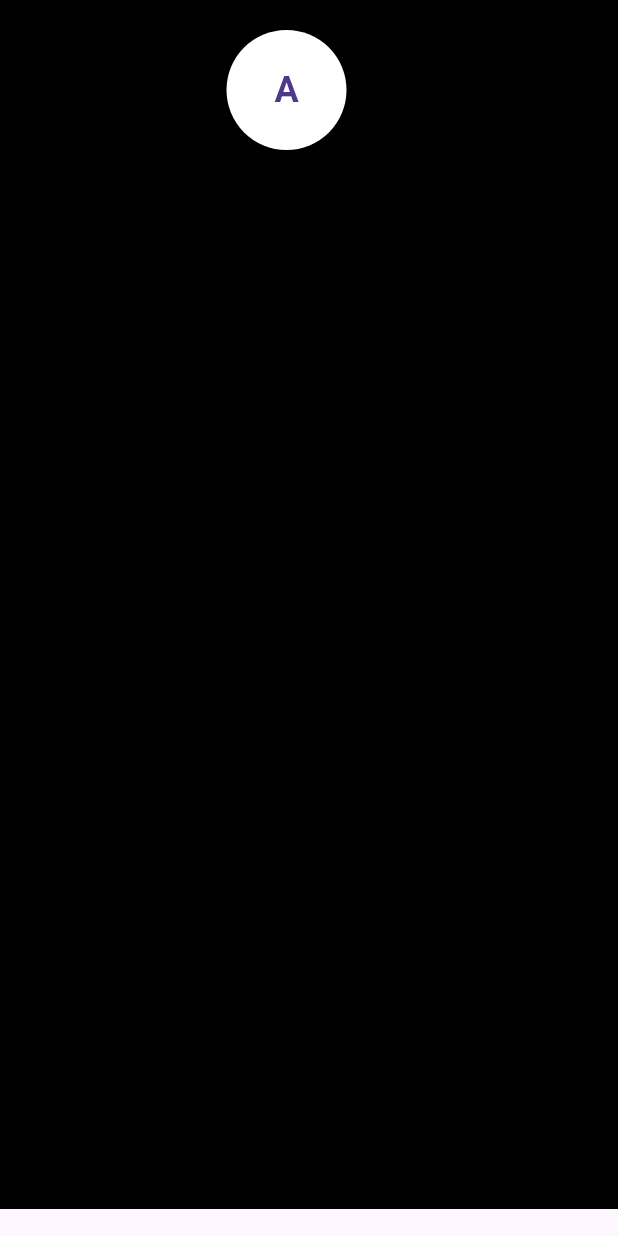
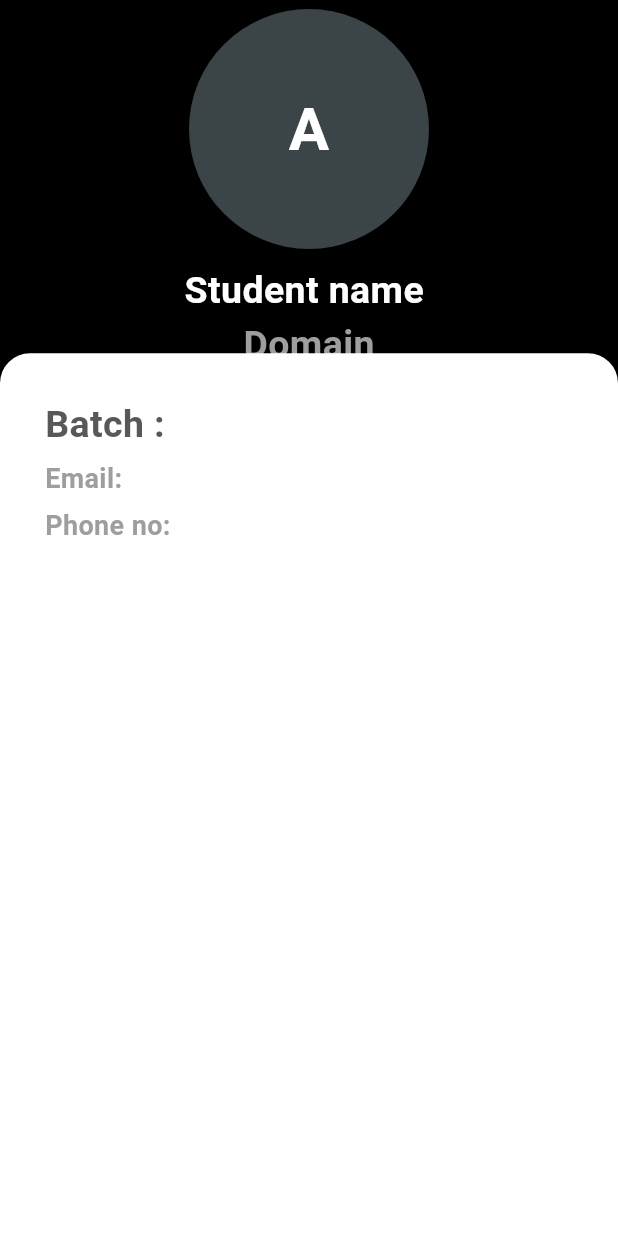
Before and after one commit to adwaith005/manifestapp, a Flutter app: the ProfileScreen screen opened directly, on a phone screen of 412 x 824 dp. Run offline on Flutter 3.47's test engine with Material 3 defaults, Android fonts, the phone set to English and light mode, and no system bars; our stand-ins replace cloud_firestore, convex_bottom_bar, firebase_core, google_fonts, hive, hive_flutter; accounts and stored records are empty.

Commit message:
third upload

```diff
--- /dev/null
+++ b/devtools_options.yaml
@@ -0,0 +1 @@
+extensions:
--- a/lib/Admin/adminprofile.dart
+++ b/lib/Admin/adminprofile.dart
@@ -62,13 +62,12 @@ class _AdminprofileState extends State<Adminprofile> {
           actions: <Widget>[
             TextButton(
               onPressed: () {
-                Navigator.of(context).pop(); // Close the dialog
+                Navigator.of(context).pop();
               },
               child: const Text('No'),
             ),
             TextButton(
               onPressed: () {
-                // Handle logout functionality
                 Navigator.pushReplacement(
                   context,
                   MaterialPageRoute(builder: (context) => const LoginScreen()),
--- a/lib/Admin/login.dart
+++ b/lib/Admin/login.dart
@@ -14,9 +14,7 @@ class _AdminloginState extends State<Adminlogin> {
     return Scaffold(
       body: Stack(
         children: [
-          // Image at the top of the black container
 
-          // Black background (shorter)
           Positioned(
             top: 0,
             left: 0,
@@ -38,7 +36,6 @@ class _AdminloginState extends State<Adminlogin> {
             ),
           ),
 
-          // White background with rounded corners
           Positioned(
             top: MediaQuery.of(context).size.height / 4,
             left: 0,
--- a/lib/Screens/home.dart
+++ b/lib/Screens/home.dart
@@ -9,6 +9,7 @@ class HomeScreen extends StatefulWidget {
 }
 
 class _HomeScreenState extends State<HomeScreen> {
+
   @override
   Widget build(BuildContext context) {
     return  Scaffold(
--- a/lib/Screens/landingpage.dart
+++ b/lib/Screens/landingpage.dart
@@ -12,7 +12,7 @@ class Landingpage extends StatelessWidget {
         child: Column(
           children: [
             const SizedBox(
-              height: 30,
+              height: 20,
             ),
             Row(
               mainAxisAlignment: MainAxisAlignment.start,
@@ -49,7 +49,7 @@ class Landingpage extends StatelessWidget {
               ),
             ),
             Padding(
-              padding: const EdgeInsets.only(top: 70),
+              padding: const EdgeInsets.only(top: 20),
               child:Container(
                 width: 338,
                 height: 50,
@@ -70,7 +70,7 @@ class Landingpage extends StatelessWidget {
                   },
                   style: ElevatedButton.styleFrom(
                     backgroundColor: const Color(
-                        0xFF090B0B), // Change the button color as needed
+                        0xFF090B0B),
                   ),
                   child: Text(
                     'Get Started',
--- a/lib/Screens/profile.dart
+++ b/lib/Screens/profile.dart
@@ -1,7 +1,7 @@
 import 'package:flutter/material.dart';
 
 class ProfileScreen extends StatefulWidget {
-  const ProfileScreen({Key? key}) : super(key: key);
+  const ProfileScreen({Key? key, String? batchNo, String? email}) : super(key: key);
 
   @override
   State<ProfileScreen> createState() => _ProfileScreenState();
@@ -23,16 +23,51 @@ class _ProfileScreenState extends State<ProfileScreen> {
               child: const Column(
                 children: [
                   Padding(
-                    padding: EdgeInsets.only(top: 20, right: 30),
-                    child: CircleAvatar(
-                      backgroundColor: Colors.white,
-                      radius: 40,
-                      child: Text(
-                        'A', // You can replace this with the first letter of the student's name
-                        style: TextStyle(
-                          fontSize: 24,
-                          fontWeight: FontWeight.bold,
-                        ),
+                    padding: EdgeInsets.only(top: 6, right: 30),
+                    child: Center(
+                      child: Column(
+                        children: [
+                          Padding(
+                            padding: EdgeInsets.only(left: 30),
+                            child: CircleAvatar(
+                              backgroundColor: Color(0xFF3B4447),
+                              radius: 80,
+                              child: Center(
+                                child: Text(
+                                  'A',
+                                  style: TextStyle(
+                                    fontSize: 40,
+                                    fontWeight: FontWeight.bold,
+                                    color: Colors.white,
+                                  ),
+                                ),
+                              ),
+                            ),
+                          ),
+                          SizedBox(height: 10),
+                          Padding(
+                            padding: EdgeInsets.only(left: 30),
+                            child: Text(
+                              'Student name ',
+                              style: TextStyle(
+                                fontSize: 25,
+                                fontWeight: FontWeight.bold,
+                                color: Colors.white,
+                              ),
+                            ),
+                          ),
+                          Padding(
+                            padding: EdgeInsets.only(left: 30),
+                            child: Text(
+                              'Domain',
+                              style: TextStyle(
+                                fontSize: 25,
+                                fontWeight: FontWeight.bold,
+                                color: Colors.grey,
+                              ),
+                            ),
+                          ),
+                        ],
                       ),
                     ),
                   ),
@@ -41,7 +76,7 @@ class _ProfileScreenState extends State<ProfileScreen> {
             ),
           ),
           Positioned(
-            top: MediaQuery.of(context).size.height / 4,
+            top: MediaQuery.of(context).size.height / 3.5,
             left: 0,
             right: 0,
             bottom: 0,
@@ -49,10 +84,41 @@ class _ProfileScreenState extends State<ProfileScreen> {
               child: Container(
                 height: 600,
                 decoration: const BoxDecoration(
-                  color: Colors.black,
+                  color: Colors.white,
                   borderRadius: BorderRadius.only(
-                    topLeft: Radius.circular(40.0),
-                    topRight: Radius.circular(40.0),
+                    topLeft: Radius.circular(20.0),
+                    topRight: Radius.circular(20.0),
+                  ),
+                ),
+                child: const Padding(
+                  padding: EdgeInsets.all(30.0),
+                  child: Column(
+                    crossAxisAlignment: CrossAxisAlignment.start,
+                    children: [
+                      Text(
+                        'Batch : ',
+                        style: TextStyle(
+                            fontSize: 25,
+                            fontWeight: FontWeight.bold,
+                            color: Color(0xFF585858)),
+                      ),
+                      SizedBox(height: 5),
+                      Text(
+                        'Email: ',
+                        style: TextStyle(
+                            fontSize: 18,
+                            fontWeight: FontWeight.bold,
+                            color: Colors.grey),
+                      ),
+                      SizedBox(height: 5),
+                      Text(
+                        'Phone no: ',
+                        style: TextStyle(
+                            fontSize: 18,
+                            fontWeight: FontWeight.bold,
+                            color: Colors.grey),
+                      ),
+                    ],
                   ),
                 ),
               ),
--- a/lib/main.dart
+++ b/lib/main.dart
@@ -1,11 +1,16 @@
 import 'package:firebase_core/firebase_core.dart';
 import 'package:flutter/material.dart';
+import 'package:hive/hive.dart';
+import 'package:hive_flutter/adapters.dart';
 import 'package:themanifestapp/Screens/splash.dart';
 import 'package:themanifestapp/db/firebase_options.dart';
+
 
 void main() async {
   WidgetsFlutterBinding.ensureInitialized();
   await Firebase.initializeApp(options: DefaultFirebaseOptions.currentPlatform);
+  await Hive.initFlutter();
+
   runApp(const Myapp());
 }
 
--- a/pubspec.yaml
+++ b/pubspec.yaml
@@ -37,7 +37,10 @@ dependencies:
   flutter:
     sdk: flutter
   google_fonts: ^6.1.0
+  hive: ^2.2.3
+  hive_flutter: ^1.1.0
   image_picker: ^1.0.5
+  provider: ^6.1.1
   shared_preferences: ^2.2.2
 
 dev_dependencies:
```
Also changed, not shown: lib/Admin/adminbottomnav.dart (+4 -5 lines), lib/Admin/studentlist.dart (+2 -11 lines), lib/Screens/bottomnav.dart (+45 -19 lines), lib/Screens/login.dart (+42 -28 lines), lib/Screens/splash.dart (+23 -5 lines), lib/db/firebasedatabase.dart (+25 -5 lines), lib/db/hivelogout.dart (added, +11 -0 lines), lib/Admin/weekcreation .dart (added), pubspec.lock.
